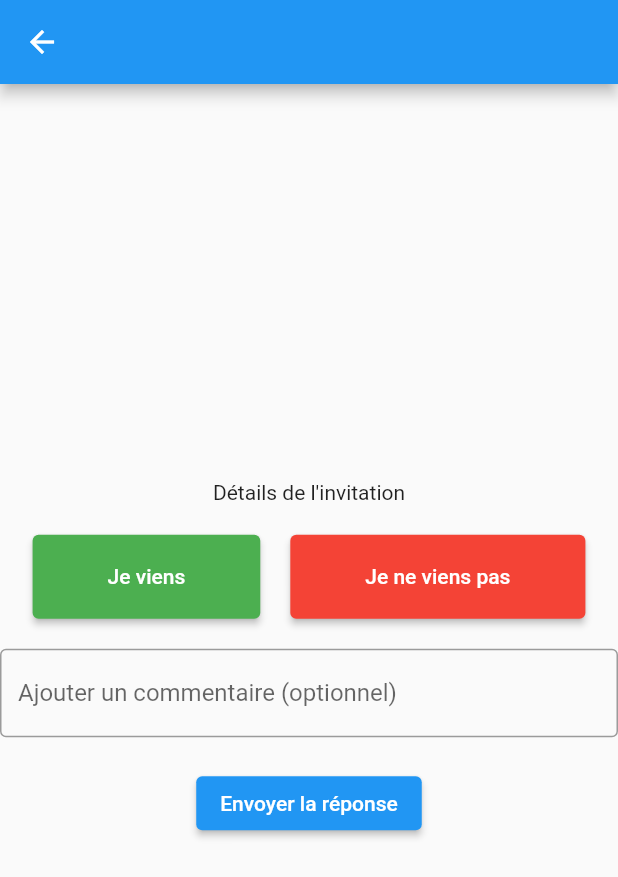
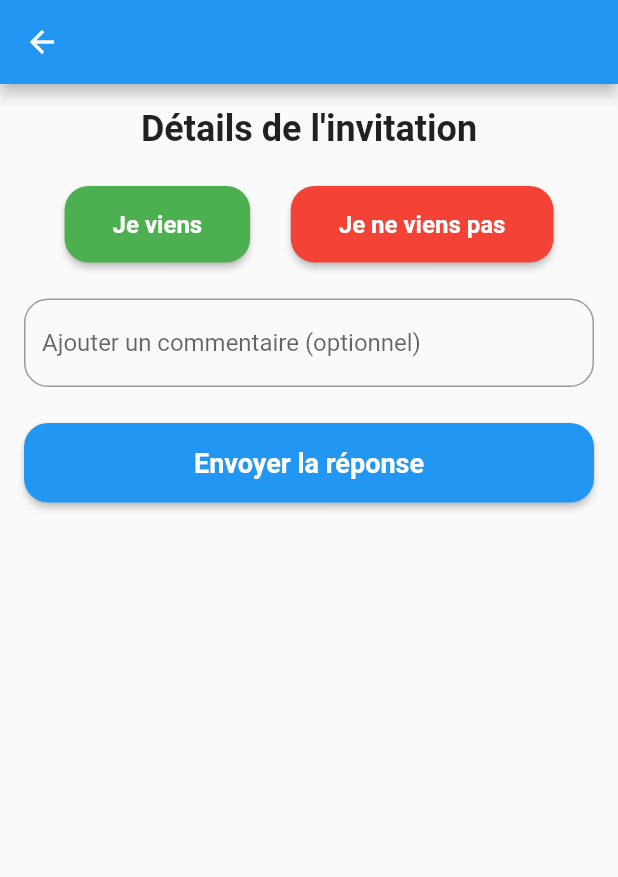
Before and after one commit to MaegIins/reunionou, a Flutter app: the InviteDetailsPage screen opened directly with empty values, after a tap on "Envoyer la réponse", on a phone screen of 412 x 824 dp. Shown: the top 877 px of the screen. Run offline on Flutter 3.47's test engine with Material 2 defaults, Android fonts, the phone set to English and light mode, and no system bars; our stand-ins replace flutter_map, latlong2; network calls fail.

Commit message:
modif esthétique

```diff
--- a/lib/providers/auth_provider.dart
+++ b/lib/providers/auth_provider.dart
@@ -1,14 +1,14 @@
-
 import 'dart:convert';
 import 'package:http/http.dart' as http;
 import '../models/auth.dart';
 
 class AuthProvider {
   Future<AuthCheck> getAuth(String bearerToken) async {
-    final url = Uri.parse('http://localhost:3333/auth/validate');
+    final url =
+        Uri.parse('http://docketu.iutnc.univ-lorraine.fr:20005/auth/validate');
     final response = await http.get(
       url,
-      headers: {'Authorization': bearerToken },
+      headers: {'Authorization': bearerToken},
     );
 
     if (response.statusCode != 200) {
--- a/lib/screens/LoginPage.dart
+++ b/lib/screens/LoginPage.dart
@@ -6,7 +6,8 @@ import 'package:http/http.dart' as http;
 import '../Singleton/Auth.dart';
 
 // Endpoint du serveur Node.js pour générer les tokens
-const String tokenEndpoint = "http://localhost:3333/auth/signin";
+const String tokenEndpoint =
+    "http://docketu.iutnc.univ-lorraine.fr:20005/auth/signin";
 
 class LoginPage extends StatefulWidget {
   @override
--- a/lib/screens/invite_details.dart
+++ b/lib/screens/invite_details.dart
@@ -26,14 +26,22 @@ class _InviteDetailsPageState extends State<InviteDetailsPage> {
       appBar: AppBar(
         title: Text(widget.inviteDetails.name ?? ''),
       ),
-      body: Center(
+      body: Padding(
+        padding: const EdgeInsets.all(16.0),
         child: Column(
-          mainAxisAlignment: MainAxisAlignment.center,
+          crossAxisAlignment: CrossAxisAlignment.stretch,
           children: [
-            Text('Détails de l\'invitation'),
-            SizedBox(height: 20),
+            Text(
+              'Détails de l\'invitation',
+              style: TextStyle(
+                fontSize: 24.0,
+                fontWeight: FontWeight.bold,
+              ),
+              textAlign: TextAlign.center,
+            ),
+            SizedBox(height: 24.0),
             Row(
-              mainAxisAlignment: MainAxisAlignment.center,
+              mainAxisAlignment: MainAxisAlignment.spaceEvenly,
               children: [
                 ElevatedButton(
                   onPressed: () {
@@ -45,11 +53,20 @@ class _InviteDetailsPageState extends State<InviteDetailsPage> {
                     primary: _selectedOption == true
                         ? Colors.green.shade800
                         : Colors.green,
-                    padding: EdgeInsets.symmetric(horizontal: 50, vertical: 20),
+                    padding:
+                        EdgeInsets.symmetric(horizontal: 32.0, vertical: 16.0),
+                    shape: RoundedRectangleBorder(
+                      borderRadius: BorderRadius.circular(16.0),
+                    ),
                   ),
-                  child: Text('Je viens'),
+                  child: Text(
+                    'Je viens',
+                    style: TextStyle(
+                      fontSize: 16.0,
+                      fontWeight: FontWeight.bold,
+                    ),
+                  ),
                 ),
-                SizedBox(width: 20),
                 ElevatedButton(
                   onPressed: () {
                     setState(() {
@@ -60,13 +77,23 @@ class _InviteDetailsPageState extends State<InviteDetailsPage> {
                     primary: _selectedOption == false
                         ? Colors.red.shade800
                         : Colors.red,
-                    padding: EdgeInsets.symmetric(horizontal: 50, vertical: 20),
+                    padding:
+                        EdgeInsets.symmetric(horizontal: 32.0, vertical: 16.0),
+                    shape: RoundedRectangleBorder(
+                      borderRadius: BorderRadius.circular(16.0),
+                    ),
                   ),
-                  child: Text('Je ne viens pas'),
+                  child: Text(
+                    'Je ne viens pas',
+                    style: TextStyle(
+                      fontSize: 16.0,
+                      fontWeight: FontWeight.bold,
+                    ),
+                  ),
                 ),
               ],
             ),
-            SizedBox(height: 20),
+            SizedBox(height: 24.0),
             TextField(
               onChanged: (value) {
                 setState(() {
@@ -75,10 +102,12 @@ class _InviteDetailsPageState extends State<InviteDetailsPage> {
               },
               decoration: InputDecoration(
                 hintText: 'Ajouter un commentaire (optionnel)',
-                border: OutlineInputBorder(),
+                border: OutlineInputBorder(
+                  borderRadius: BorderRadius.circular(16.0),
+                ),
               ),
             ),
-            SizedBox(height: 20),
+            SizedBox(height: 24.0),
             ElevatedButton(
               onPressed: () {
                 if (_selectedOption != null) {
@@ -96,14 +125,27 @@ class _InviteDetailsPageState extends State<InviteDetailsPage> {
                     SnackBar(content: Text("Votre réponse a été enregistrée")),
                   );
 
-                  Navigator.of(context).pushReplacement(
-                    MaterialPageRoute(
-                      builder: (context) => HomePage(),
-                    ),
+                  // Rediriger vers la page d'accueil et supprimer toutes les routes de la pile
+                  Navigator.of(context).pushAndRemoveUntil(
+                    MaterialPageRoute(builder: (context) => HomePage()),
+                    (route) => false,
                   );
                 }
               },
-              child: Text('Envoyer la réponse'),
+              style: ElevatedButton.styleFrom(
+                primary: Colors.blue,
+                padding: EdgeInsets.symmetric(vertical: 16.0),
+                shape: RoundedRectangleBorder(
+                  borderRadius: BorderRadius.circular(16.0),
+                ),
+              ),
+              child: Text(
+                'Envoyer la réponse',
+                style: TextStyle(
+                  fontSize: 18.0,
+                  fontWeight: FontWeight.bold,
+                ),
+              ),
             ),
           ],
         ),
```
Also changed, not shown: lib/providers/Invites_provider.dart (+16 -14 lines), lib/providers/commentProvider.dart (+6 -3 lines), lib/providers/events_provider.dart (+4 -3 lines).
